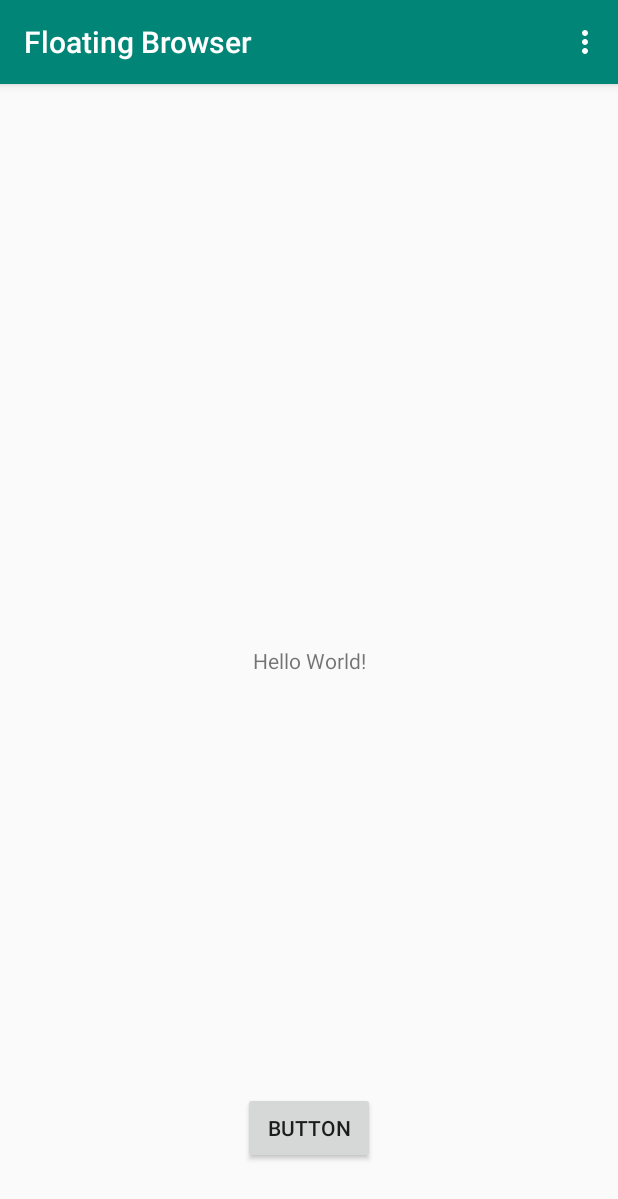
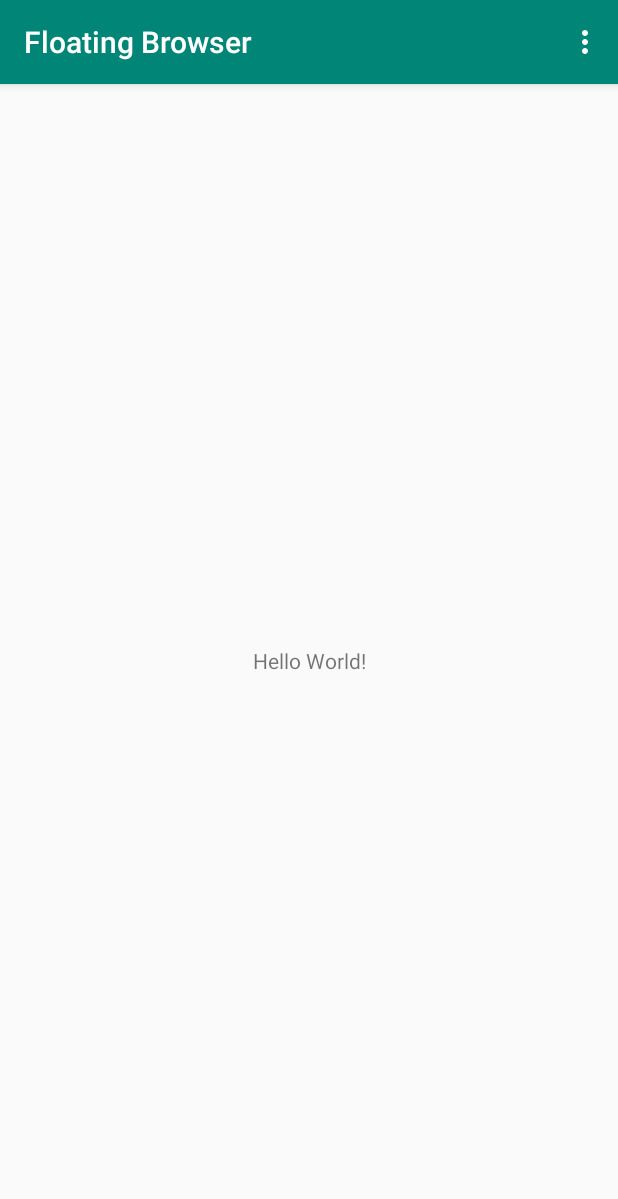
Before and after one commit to PiotrDawidziuk/FloatingBrowser, an Android app: the screen it shows after launch (MainActivity), on a phone screen of 412 x 824 dp. Shown: the top 1199 px of the screen. Run offline under Robolectric (Android 15) with nearby library versions, the phone set to English and light mode, and no system bars.

Commit message:
button deleted

```diff
--- a/app/src/main/java/pl/piotrdawidziuk/floatingbrowser/MainActivity.java
+++ b/app/src/main/java/pl/piotrdawidziuk/floatingbrowser/MainActivity.java
@@ -12,10 +12,6 @@ import android.widget.TextView;
 import android.widget.Toast;
 
 public class MainActivity extends AppCompatActivity {
-
-    public void pictureInPicture(View view){
-        enterPictureInPictureMode();
-    }
 
     @Override
     public boolean onCreateOptionsMenu(Menu menu) {
@@ -57,16 +53,13 @@ public class MainActivity extends AppCompatActivity {
         super.onPictureInPictureModeChanged(isInPictureInPictureMode, newConfig);
 
         TextView textView = findViewById(R.id.textView);
-        Button button = findViewById(R.id.button);
 
         if (isInPictureInPictureMode){
             //going to picture in picture
-            button.setVisibility(View.INVISIBLE);
             getSupportActionBar().hide();
             textView.setText("3,45$");
         }else{
             //going out from pip
-            button.setVisibility(View.VISIBLE);
             getSupportActionBar().show();
             textView.setText("The price is: 3,45$");
         }
--- a/app/src/main/res/layout/activity_main.xml
+++ b/app/src/main/res/layout/activity_main.xml
@@ -16,17 +16,4 @@
         app:layout_constraintRight_toRightOf="parent"
         app:layout_constraintTop_toTopOf="parent" />
 
-    <Button
-        android:id="@+id/button"
-        android:layout_width="wrap_content"
-        android:layout_height="wrap_content"
-        android:layout_marginStart="161dp"
-        android:layout_marginEnd="162dp"
-        android:layout_marginBottom="48dp"
-        android:onClick="pictureInPicture"
-        android:text="Button"
-        app:layout_constraintBottom_toBottomOf="parent"
-        app:layout_constraintEnd_toEndOf="parent"
-        app:layout_constraintStart_toStartOf="parent" />
-
 </android.support.constraint.ConstraintLayout>
```
